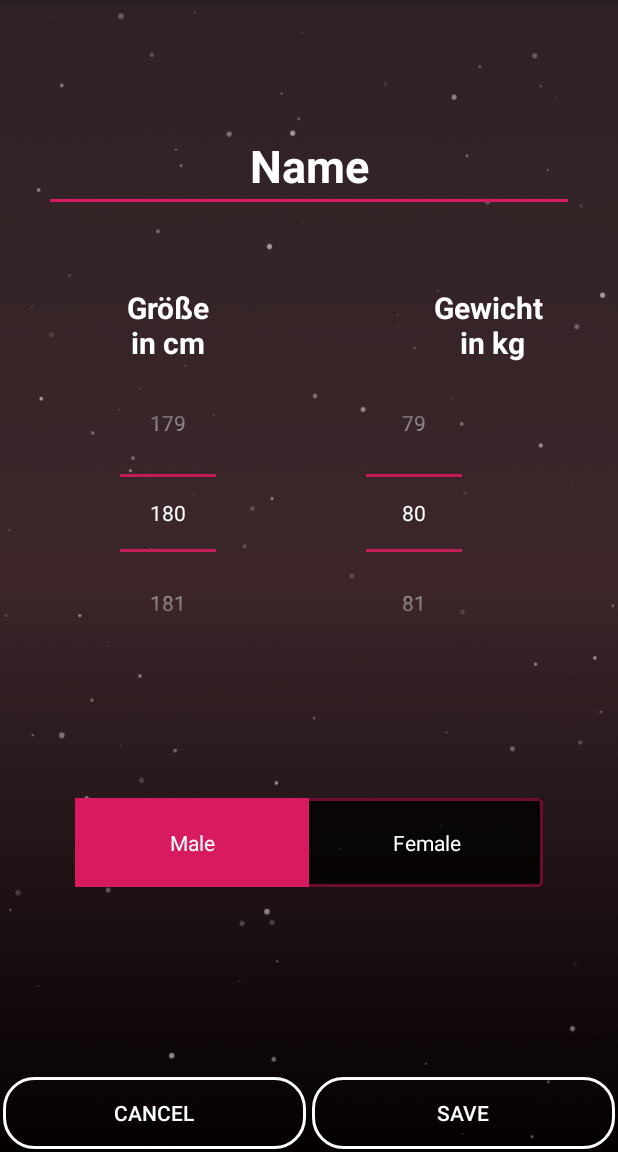
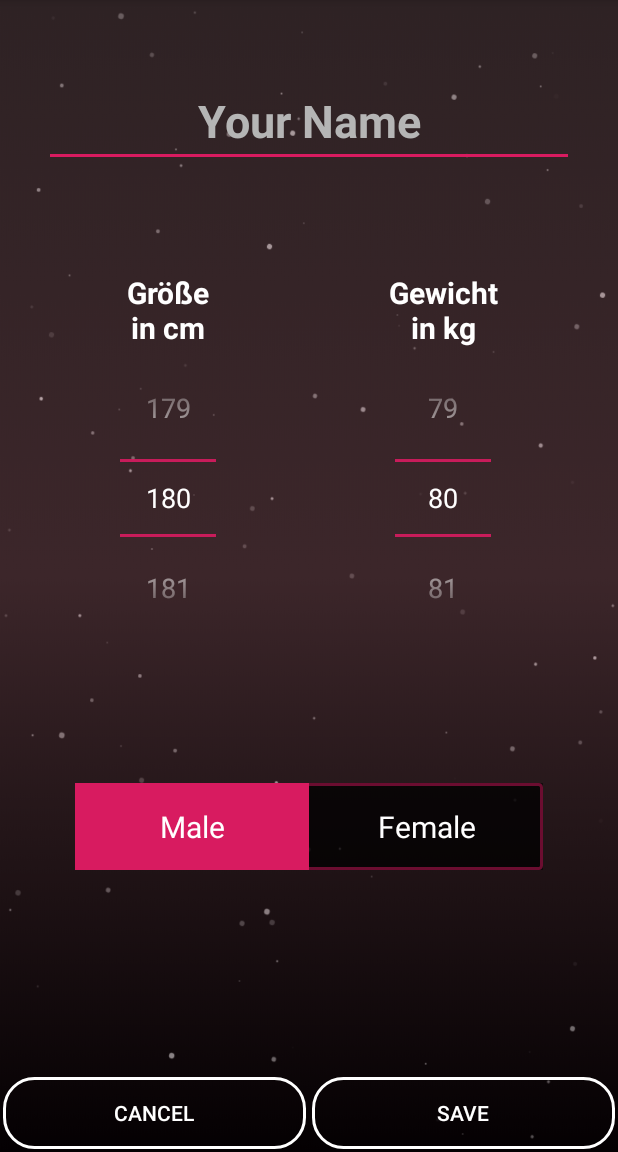
Before and after one commit to not-productive-yet/Promillerechner, an Android app: the PersonCreate screen opened directly, with no data from a screen before it, on a phone screen of 412 x 824 dp, the part 84-1236 px from its top. Run offline under Robolectric (Android 15) with nearby library versions, the phone set to English and light mode, and no system bars; our stand-ins replace Room's generated code.

Commit message:
Kleinigkeiten im Layout

```diff
--- a/app/src/main/java/com/example/promillrechner_mobapp/calculator/Results.java
+++ b/app/src/main/java/com/example/promillrechner_mobapp/calculator/Results.java
@@ -53,6 +53,9 @@ public class Results extends AppCompatActivity {
     private void handlerGoToDiagram() {
         Intent intent = new Intent(this, Diagram.class);
         startActivity(intent);
+
+        //Fade right
+        overridePendingTransition(R.xml.enter, R.xml.exit);
     }
 
     private void handlerGoToMain() {
--- a/app/src/main/res/layout/activity_database_person_create.xml
+++ b/app/src/main/res/layout/activity_database_person_create.xml
@@ -1,11 +1,10 @@
 <?xml version="1.0" encoding="utf-8"?>
 <RelativeLayout xmlns:android="http://schemas.android.com/apk/res/android"
-    xmlns:app="http://schemas.android.com/apk/res-auto"
     xmlns:tools="http://schemas.android.com/tools"
     android:layout_width="match_parent"
     android:layout_height="match_parent"
     tools:context=".database.PersonCreate"
-    android:background="@drawable/background_gradient_stars">>
+    android:background="@drawable/background_gradient_stars">
 
     <EditText
         android:id="@+id/editName"
@@ -13,62 +12,30 @@
         android:layout_height="wrap_content"
         android:ems="10"
         android:inputType="textPersonName"
-        android:hint="Name"
+        android:hint="Your Name"
         android:layout_centerHorizontal="true"
         android:textAlignment="center"
         android:textSize="30sp"
         android:textStyle="bold"
-        android:layout_marginTop="80dp"
-        android:layout_marginBottom="50dp"
+        android:layout_marginTop="50dp"
+        android:layout_marginBottom="70dp"
         android:textColor="@color/colorWhite"
-        android:textColorHint="@color/colorWhite" />
+        android:textColorHint="@color/colorLightGray" />
 
-    <!--
-    <EditText
-        android:id="@+id/editWeight"
-        android:layout_width="wrap_content"
-        android:layout_height="wrap_content"
-        android:ems="10"
-        android:inputType="numberDecimal"
-        android:layout_below="@id/editName"
-        android:hint="Gewicht"
-        android:layout_centerHorizontal="true"
-        android:textAlignment="center"
-        android:layout_marginTop="20dp"
-        android:textColor="@color/colorWhite"
-        android:textColorHint="@color/colorWhite"
-        />
-
-    <EditText
-        android:id="@+id/editSize"
-        android:layout_width="wrap_content"
-        android:layout_height="wrap_content"
-        android:ems="10"
-        android:inputType="number"
-        android:layout_below="@id/editWeight"
-        android:hint="Größe"
-        android:layout_centerHorizontal="true"
-        android:textAlignment="center"
-        android:layout_marginTop="20dp"
-        android:textColor="@color/colorWhite"
-        android:textColorHint="@color/colorWhite"
-        />
--->
 <LinearLayout
-    android:layout_width="match_parent"
+    android:layout_width="wrap_content"
     android:layout_height="wrap_content"
     android:layout_below="@id/editName"
     android:orientation="vertical"
-    android:layout_toRightOf="@+id/Size"
-    android:layout_marginLeft="100dp">
+    android:layout_alignParentEnd="true"
+    android:layout_marginEnd="80dp">
 
     <TextView
         android:id="@+id/textNumberPickerGewicht"
-        android:layout_width="match_parent"
+        android:layout_width="wrap_content"
         android:layout_height="wrap_content"
-        android:layout_below="@id/editName"
         android:layout_marginBottom="10dp"
-        android:text="Gewicht \nin kg"
+        android:text="Gewicht\nin kg"
         android:textAlignment="center"
         android:textColor="@color/colorWhite"
         android:textSize="20sp"
@@ -79,7 +46,8 @@
         android:layout_width="wrap_content"
         android:layout_height="wrap_content"
         android:theme="@style/AppTheme.Picker"
-        android:gravity="center"
+        android:gravity="center_horizontal"
+        android:layout_gravity="center_horizontal"
         />
 </LinearLayout>
 <LinearLayout
@@ -88,7 +56,7 @@
     android:layout_below="@id/editName"
     android:orientation="vertical"
     android:id="@+id/Size"
-    android:layout_marginLeft="80dp"
+    android:layout_marginStart="80dp"
     >
 
     <TextView
@@ -98,7 +66,6 @@
         android:text="Größe\nin cm"
         android:textStyle="bold"
         android:textSize="20sp"
-        android:layout_below="@id/editName"
         android:textAlignment="center"
         android:textColor="@color/colorWhite"
         android:layout_marginBottom="10dp"
@@ -108,7 +75,6 @@
         android:id="@+id/numberPickerSize"
         android:layout_width="wrap_content"
         android:layout_height="wrap_content"
-        android:layout_alignParentEnd="true"
         android:theme="@style/AppTheme.Picker"
         />
 
@@ -130,11 +96,12 @@
             android:layout_height="wrap_content"
             android:layout_width="0dp"
             android:text="Male"
+            android:textSize="20sp"
             android:textColor="@color/colorWhite"
             android:background="@drawable/toggle_selector"
             android:button="@null"
             android:checked="true"
-            android:padding="20dp"
+            android:padding="15dp"
             android:layout_weight="1"
             android:gravity="center_horizontal"
             />
@@ -143,10 +110,11 @@
             android:layout_width="0dp"
             android:layout_height="wrap_content"
             android:text="Female"
+            android:textSize="20sp"
             android:textColor="@color/colorWhite"
             android:background="@drawable/toggle_selector"
             android:button="@null"
-            android:padding="20dp"
+            android:padding="15dp"
             android:layout_weight="1"
             android:gravity="center_horizontal"/>
     </RadioGroup>
@@ -173,7 +141,6 @@
             android:layout_height="wrap_content"
             android:text="Save"
             android:textColor="@color/colorWhite"
-            android:layout_toRightOf="@id/buttonEditCancelPerson"
             android:layout_weight="1"
             android:background="@drawable/button_main"
             android:layout_margin="2dp"
--- a/app/src/main/res/values/colors.xml
+++ b/app/src/main/res/values/colors.xml
@@ -8,5 +8,6 @@
     <color name="colorLightBlue">#FF00FFFF</color>
     <color name="colorTrans">#80000000</color>
     <color name="colorPurple">#7e3660</color>
+    <color name="colorLightGray">#B5B5B5</color>
 
 </resources>
--- a/app/src/main/res/values/styles.xml
+++ b/app/src/main/res/values/styles.xml
@@ -11,6 +11,7 @@
     <style name="AppTheme.Picker" parent="Theme.AppCompat.Light.NoActionBar" >
         <item name="android:textColorPrimary">@color/colorWhite</item>
         <item name="colorControlNormal">@color/colorAccent</item>
+        <item name="android:textSize">18sp</item>
     </style>
 
 </resources>
```
Also changed, not shown: app/src/main/java/com/example/promillrechner_mobapp/database/PersonList.java (+10 -1 lines), app/src/main/res/layout/activity_database_person_list.xml (+14 -1 lines), app/src/main/res/layout/activity_information.xml (+9 -10 lines).
